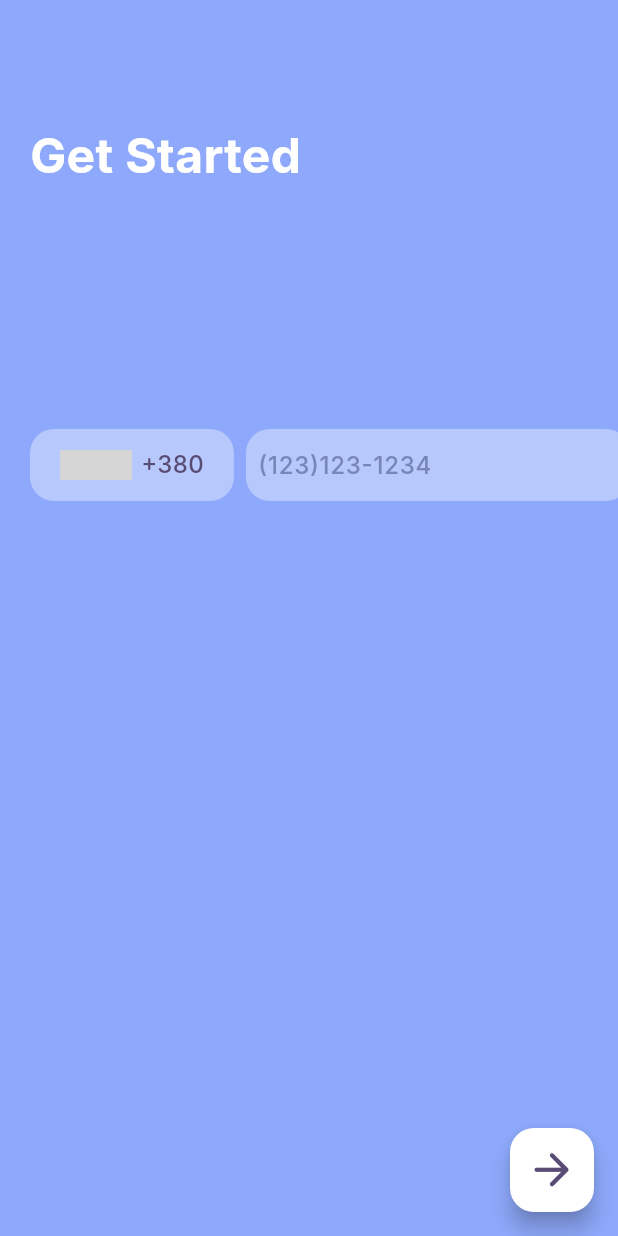
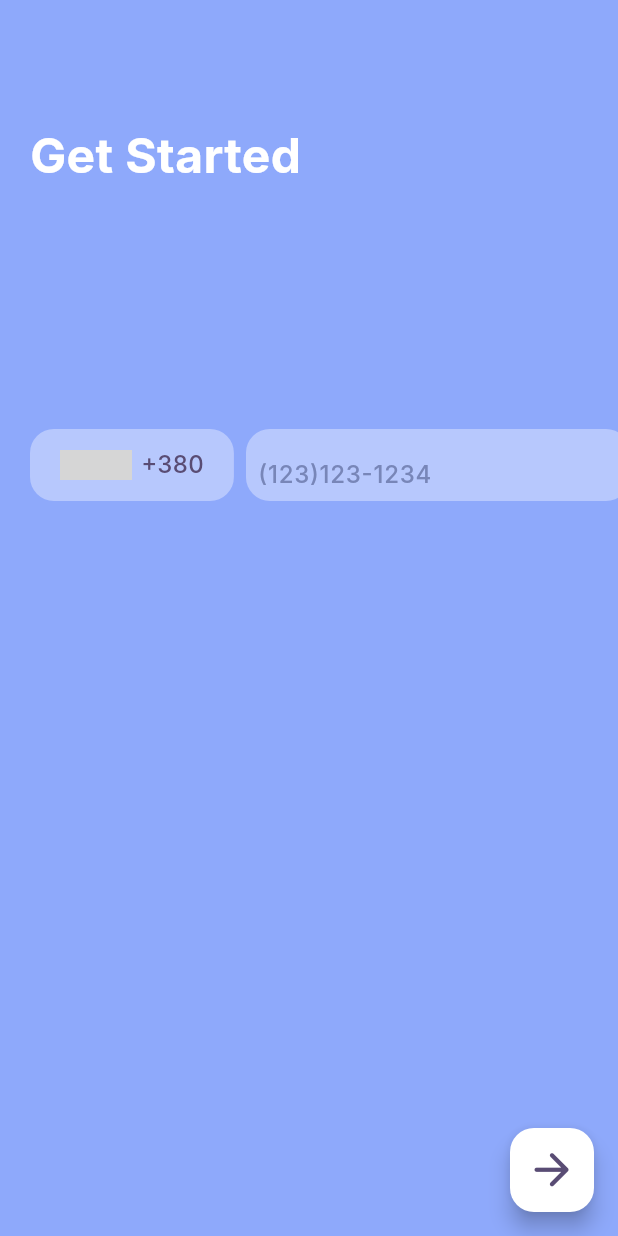
Before and after one commit to vladuhalys/number_validation_app, a Flutter app: the screen it shows after launch, on a phone screen of 412 x 824 dp. Run offline on Flutter 3.47's test engine with Material 2 defaults, Android fonts, the phone set to English and light mode, and no system bars; drawn by our look-alikes of blurrycontainer; our stand-ins replace mask_text_input_formatter, modal_bottom_sheet; missing offline and left inert: dash_flags; Roboto replaces fonts that are missing (Inter); grey boxes are pictures that could not be loaded.

Commit message:
common task was done.

```diff
--- a/lib/presentation/home.dart
+++ b/lib/presentation/home.dart
@@ -1,4 +1,5 @@
 import 'package:flutter/material.dart';
+import 'package:modal_bottom_sheet/modal_bottom_sheet.dart';
 import 'package:number_validation_app/presentation/widgets/home_app_bar.dart';
 import 'package:number_validation_app/presentation/widgets/home_middle_bar.dart';
 
@@ -14,9 +15,9 @@ class Home extends StatefulWidget {
 class _HomeState extends State<Home> {
   @override
   Widget build(BuildContext context) {
-    return const Scaffold(
-      backgroundColor: Color(0xFF8EA9FB),
-      body: Padding(
+    return Scaffold(
+      backgroundColor: const Color(0xFF8EA9FB),
+      body: const Padding(
         padding: EdgeInsets.fromLTRB(20, 80, 0, 0),
         child: Column(
           children: [
@@ -27,8 +28,14 @@ class _HomeState extends State<Home> {
       ),
       floatingActionButton: FloatingActionButton(
         backgroundColor: Colors.white,
-        onPressed: null,
-        child: Icon(
+        onPressed: (){
+          //  Navigator.of(context).push(
+          //     MaterialWithModalsPageRoute(
+          //       builder: (_) => const Text('hello'),
+          //       ),
+          //   );
+        },
+        child: const Icon(
           Icons.arrow_forward_rounded,
           color: Color(0xff594C74),
           size: 35.0,
--- a/lib/presentation/widgets/home_middle_bar.dart
+++ b/lib/presentation/widgets/home_middle_bar.dart
@@ -2,6 +2,7 @@ import 'package:blurrycontainer/blurrycontainer.dart';
 import 'package:dash_flags/dash_flags.dart';
 import 'package:flutter/material.dart';
 import 'package:mask_text_input_formatter/mask_text_input_formatter.dart';
+import 'package:modal_bottom_sheet/modal_bottom_sheet.dart';
 
 class HomeMiddleBar extends StatefulWidget {
   const HomeMiddleBar({super.key});
@@ -22,7 +23,14 @@ class _HomeMiddleBarState extends State<HomeMiddleBar> {
       padding: const EdgeInsets.fromLTRB(0, 160, 0, 0),
       child: Row(children: [
         GestureDetector(
-          onTap: () {},
+          onTap: () {
+            //TODO
+            // Navigator.of(context).push(
+            //   MaterialWithModalsPageRoute(
+            //     builder: (_) => const Text('hello'),
+            //     ),
+            // );
+          },
           child: BlurryContainer(
             blur: 2,
             height: 48,
@@ -65,7 +73,8 @@ class _HomeMiddleBarState extends State<HomeMiddleBar> {
               borderRadius: const BorderRadius.all(Radius.circular(16)),
               color: const Color(0xFFB7C8FD),
               child: Expanded(
-                child: Center(
+                child: Padding(
+                  padding: const EdgeInsets.only(top: 12),
                   child: TextField(
                     inputFormatters: [maskFormatter],
                     style: const TextStyle(
@@ -77,13 +86,14 @@ class _HomeMiddleBarState extends State<HomeMiddleBar> {
                     keyboardType: TextInputType.number,
                     decoration: const InputDecoration(
                       border: InputBorder.none,
-                      labelStyle: TextStyle(
+                      alignLabelWithHint: true,
+                      hintStyle: TextStyle(
                         color: Color(0xff7886B8),
                         fontSize: 16,
                         fontFamily: 'Inter',
                         fontWeight: FontWeight.w500,
                       ),
-                      labelText: '(123)123-1234',
+                      hintText: '(123)123-1234',
                     ),
                   ),
                 ),
```
